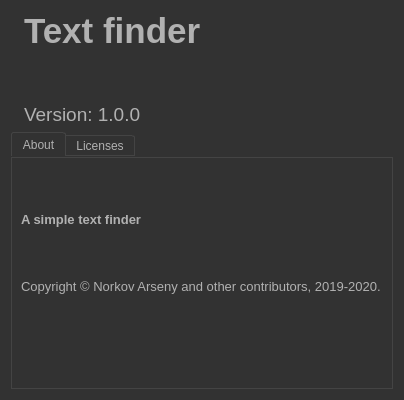
Before: the Qt Designer form ui interface/about.ui in Paikerite/Text-finder, drawn with Qt 5.
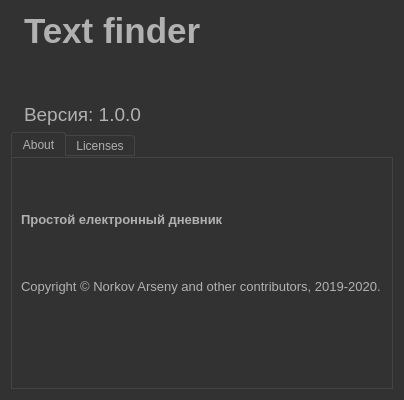
After: the same form once the commit is applied. Icons and pictures are not drawn.

Commit message: translate "about"

```diff
--- a/ui interface/about.ui
+++ b/ui interface/about.ui
@@ -593,7 +593,7 @@
      <item>
       <widget class="QLabel" name="label_info">
        <property name="text">
-        <string>&lt;html&gt;&lt;head/&gt;&lt;body&gt;&lt;p&gt;&lt;span style=&quot; font-size:26pt; font-weight:600;&quot;&gt;Text finder&lt;/span&gt;&lt;/p&gt;&lt;p&gt;&lt;br/&gt;&lt;/p&gt;&lt;p&gt;&lt;span style=&quot; font-size:14pt;&quot;&gt;Version: 1.0.0&lt;/span&gt;&lt;/p&gt;&lt;/body&gt;&lt;/html&gt;</string>
+        <string>&lt;html&gt;&lt;head/&gt;&lt;body&gt;&lt;p&gt;&lt;span style=&quot; font-size:26pt; font-weight:600;&quot;&gt;Text finder&lt;/span&gt;&lt;/p&gt;&lt;p&gt;&lt;br/&gt;&lt;/p&gt;&lt;p&gt;&lt;span style=&quot; font-size:14pt;&quot;&gt;Версия: 1.0.0&lt;/span&gt;&lt;/p&gt;&lt;/body&gt;&lt;/html&gt;</string>
        </property>
       </widget>
      </item>
@@ -633,7 +633,7 @@
        <item>
         <widget class="QLabel" name="label_about">
          <property name="text">
-          <string>&lt;html&gt;&lt;head/&gt;&lt;body&gt;&lt;p&gt;&lt;span style=&quot; font-size:10pt; font-weight:600;&quot;&gt;A simple text finder&lt;/span&gt;&lt;/p&gt;&lt;p&gt;&lt;br/&gt;&lt;/p&gt;&lt;p&gt;&lt;span style=&quot; font-size:10pt;&quot;&gt;Copyright © Norkov Arseny and other contributors, 2019-2020.&lt;/span&gt;&lt;/p&gt;&lt;p&gt;&lt;br/&gt;&lt;/p&gt;&lt;/body&gt;&lt;/html&gt;</string>
+          <string>&lt;html&gt;&lt;head/&gt;&lt;body&gt;&lt;p&gt;&lt;span style=&quot; font-size:10pt; font-weight:600;&quot;&gt;Простой електронный дневник&lt;/span&gt;&lt;/p&gt;&lt;p&gt;&lt;br/&gt;&lt;/p&gt;&lt;p&gt;&lt;span style=&quot; font-size:10pt;&quot;&gt;Copyright © Norkov Arseny and other contributors, 2019-2020.&lt;/span&gt;&lt;/p&gt;&lt;p&gt;&lt;br/&gt;&lt;/p&gt;&lt;/body&gt;&lt;/html&gt;</string>
          </property>
         </widget>
        </item>
```
Left out of the diff: 6 changed lines with no effect on the pictures. The commit also changes 2 other files.
